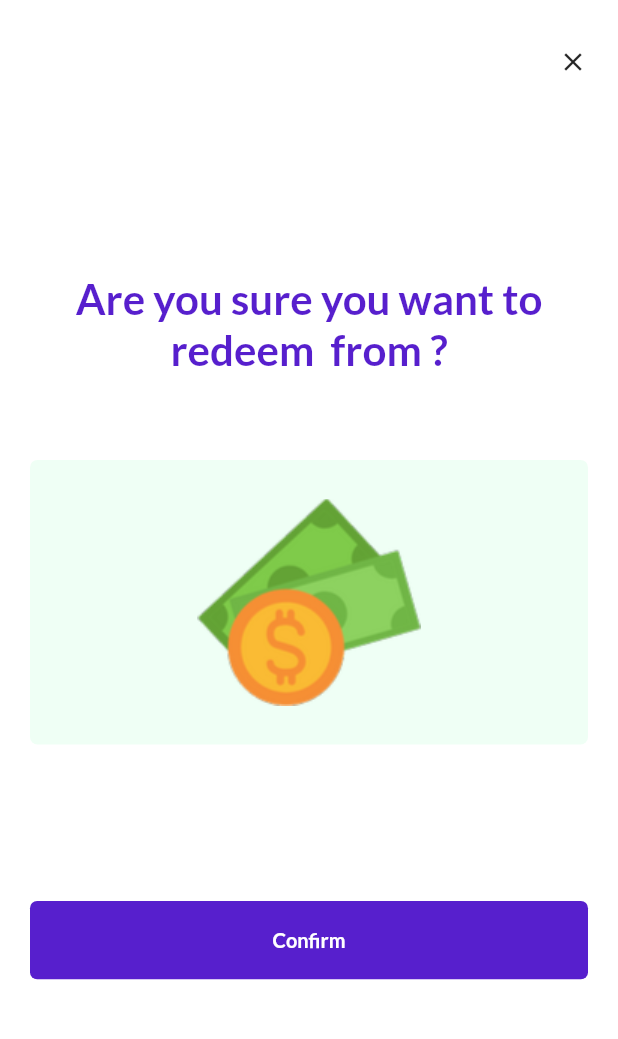
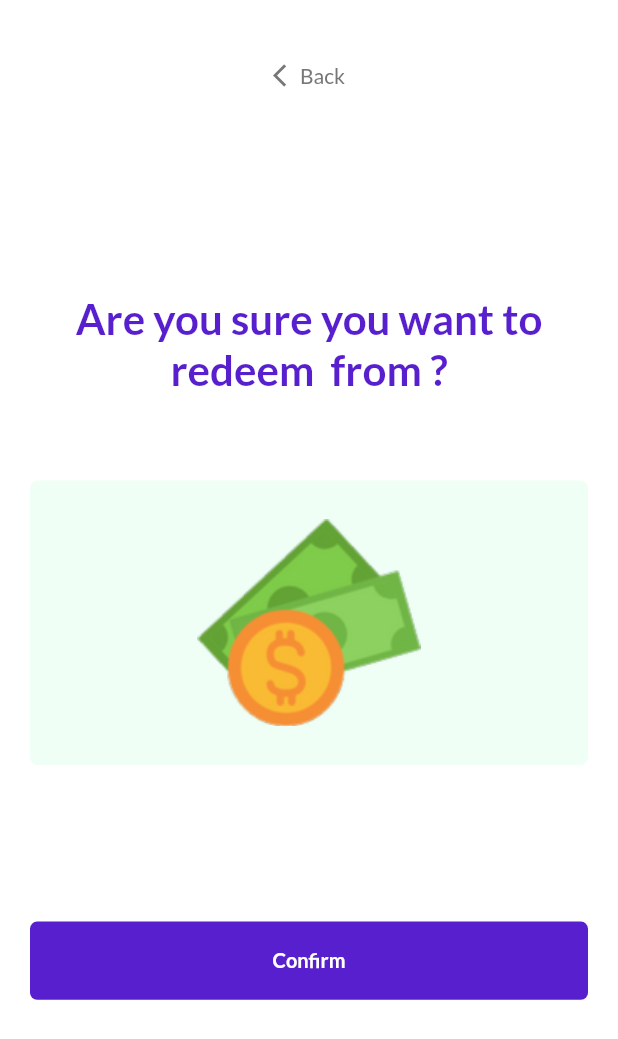
Before and after one commit to hngx-org/Jaguars-food-mobile, a Flutter app: the ConfirmRedeemScreen screen opened by its route, on a phone screen of 412 x 824 dp. Shown: the top 1039 px of the screen. Run offline on Flutter 3.47's test engine with Material 2 defaults, Android fonts, the phone set to English and light mode, and no system bars; our stand-ins replace email_validator, flutter_screenutil, flutter_svg, go_router, google_fonts.

Commit message:
Update confirm_redeem_screen.dart

```diff
--- a/lib/3_presentation/confirm_redeem_screen.dart
+++ b/lib/3_presentation/confirm_redeem_screen.dart
@@ -8,6 +8,7 @@ import 'package:jaguar_foods_mobile/common/constants/custom_error_dialog.dart';
 import 'package:jaguar_foods_mobile/common/constants/reusables/button.dart';
 import 'package:jaguar_foods_mobile/common/constants/route_constant.dart';
 import 'package:jaguar_foods_mobile/core/config/router_config.dart';
+import 'package:jaguar_foods_mobile/common/constants/reusables/back_icon.dart';
 
 class ConfirmRedeemScreen extends StatefulWidget {
   final String token;
@@ -37,19 +38,7 @@ class _ConfirmRedeemScreenState extends State<ConfirmRedeemScreen> {
               mainAxisAlignment: MainAxisAlignment.center,
               crossAxisAlignment: CrossAxisAlignment.center,
               children: [
-                Row(
-                  crossAxisAlignment: CrossAxisAlignment.center,
-                  mainAxisAlignment: MainAxisAlignment.end,
-                  children: [
-                    InkWell(
-                      onTap: () => routerConfig.pop(),
-                      child: Icon(
-                        Icons.close,
-                        size: 20.w,
-                      ),
-                    )
-                  ],
-                ),
+                const BackIconWidget(),
                 Expanded(
                     child: SizedBox(
                   height: 1.h,
@@ -100,7 +89,7 @@ class _ConfirmRedeemScreenState extends State<ConfirmRedeemScreen> {
                         'Ok',
                       );
                     } else {
-                      while(routerConfig.canPop()){routerConfig.pop()}
+                      while(routerConfig.canPop() == true){routerConfig.pop()}
                       routerConfig
                           .pushReplacement(RoutesPath.successScreen, extra: {
                         "token": widget.token,
```
